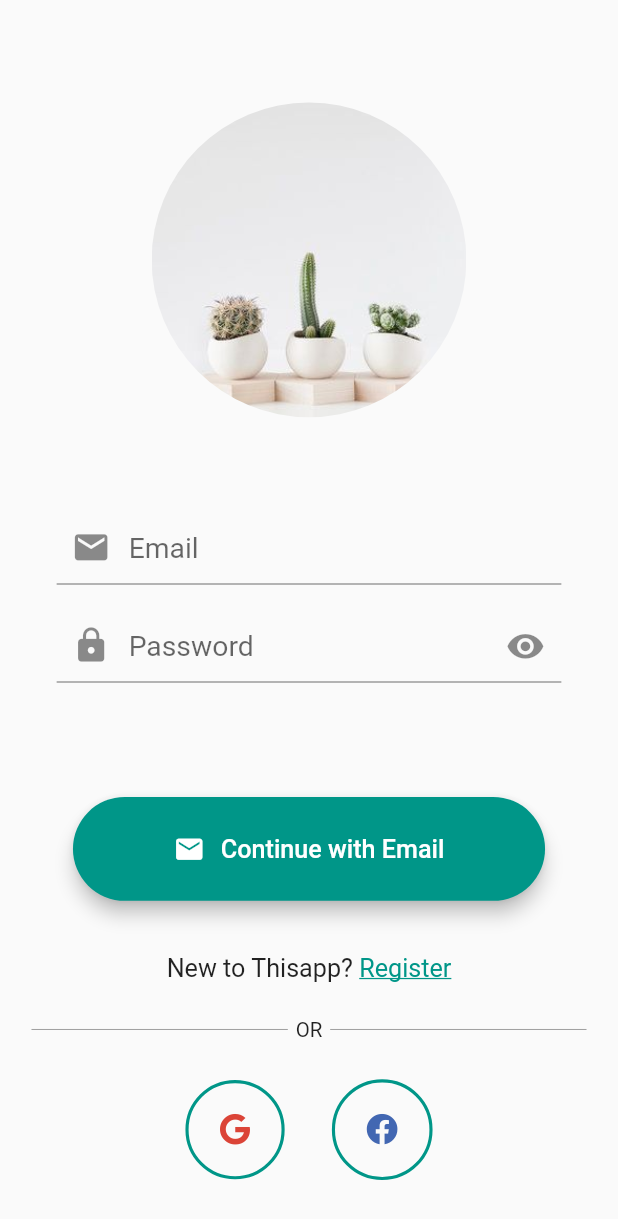
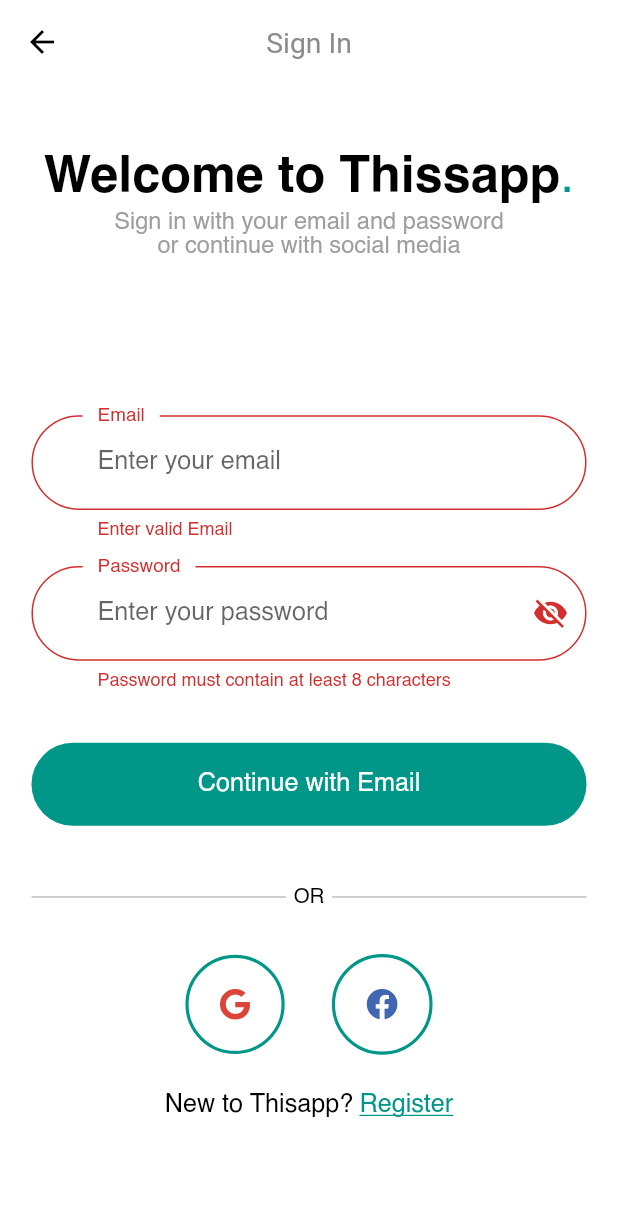
Before and after one commit to gaborvlad13/ExpensesApp, a Flutter app: the LoginScreen screen opened by its route, after a tap on "Continue with Email", on a phone screen of 412 x 824 dp. Shown: the top 1219 px of the screen. Run offline on Flutter 3.47's test engine with Material 2 defaults, Android fonts, the phone set to English and light mode, and no system bars; our stand-ins replace cloud_firestore, device_preview, firebase_auth, firebase_core, flutter_screenutil, font_awesome_flutter; accounts and stored records are empty.

Commit message:
login screen v2 (+improved code)

```diff
--- a/lib/config/palette.dart
+++ b/lib/config/palette.dart
@@ -1,6 +1,8 @@
 import 'package:flutter/material.dart';
 
-class Palette {
-  static const facebookColor = Color.fromRGBO(66, 103, 178, 1);
-  static const googleColor = Color.fromRGBO(219, 68, 55, 1);
-}
+const kPrimaryColor = Colors.teal;
+const kScaffoldBackgroundColor = Colors.white;
+const kAccentColor = Color.fromRGBO(255, 131, 98, 1);
+const kTextColor = Colors.black;
+const kGoogleColor = Color.fromRGBO(219, 68, 55, 1);
+const kFacebookColor = Color.fromRGBO(66, 103, 178, 1);
--- a/lib/screens/getting_started_screen.dart
+++ b/lib/screens/getting_started_screen.dart
@@ -1,6 +1,7 @@
 import 'dart:async';
 
 import 'package:ExpensesApp/screens/login_screen.dart';
+import 'package:ExpensesApp/widgets/default_button.dart';
 import 'package:cloud_firestore/cloud_firestore.dart';
 import 'package:flutter/material.dart';
 import 'package:flutter_screenutil/flutter_screenutil.dart';
@@ -91,24 +92,12 @@
               child: Column(
                 crossAxisAlignment: CrossAxisAlignment.stretch,
                 children: [
-                  FlatButton(
-                    onPressed: () {
+                  DefaultButton(
+                    press: () {
                       Navigator.pushNamed(context, LoginScreen.routeName);
                     },
-                    child: Text(
-                      "Getting Started",
-                      style: TextStyle(fontSize: ScreenUtil().setSp(16)),
-                    ),
-                    shape: RoundedRectangleBorder(
-                      borderRadius: BorderRadius.circular(30),
-                    ),
-                    color: Colors.teal,
-                    textColor: Colors.white,
-                    padding: EdgeInsets.symmetric(
-                      horizontal: ScreenUtil().setWidth(15),
-                      vertical: ScreenUtil().setHeight(15),
-                    ),
-                  )
+                    text: 'Getting started',
+                  ),
                 ],
               ),
             ),
--- a/lib/screens/login_screen.dart
+++ b/lib/screens/login_screen.dart
@@ -1,50 +1,98 @@
+import 'package:ExpensesApp/config/palette.dart';
+import 'package:ExpensesApp/services/auth_service.dart';
 import 'package:flutter/material.dart';
 import 'package:flutter_screenutil/flutter_screenutil.dart';
 import '../widgets/login_screen/account_form.dart';
-import '../widgets/login_screen/login_button.dart';
-import '../widgets/login_screen/login_google_button.dart';
 import '../widgets/login_screen/or_divider.dart';
 import '../widgets/login_screen/social_icon.dart';
 
 class LoginScreen extends StatelessWidget {
   static const routeName = '/login_screen';
-  final GlobalKey<FormState> _formKey = GlobalKey();
+  final AuthService _auth = AuthService();
+
+  Future<void> _submitAuthForm(String email, String password) async {
+    var authResult = await _auth.registerWithEmailAndPassword(email, password);
+    print(authResult);
+  }
+
   @override
   Widget build(BuildContext context) {
-    double leftCornerRadius = MediaQuery.of(context).size.height * 0.5;
-    final height = MediaQuery.of(context).size.height;
-    final width = MediaQuery.of(context).size.width;
     return Scaffold(
-      body: Padding(
-        padding: EdgeInsets.only(
-          top: ScreenUtil().setHeight(50),
-          left: ScreenUtil().setWidth(20),
-          right: ScreenUtil().setWidth(20),
-          bottom: ScreenUtil().setHeight(10),
-        ),
-        child: Column(
-          children: [
-            Container(
-              width: ScreenUtil().setWidth(200),
-              height: ScreenUtil().setHeight(200),
-              decoration: BoxDecoration(
-                shape: BoxShape.circle,
-                image: DecorationImage(
-                  image: AssetImage('assets/images/image1.jpg'),
-                  fit: BoxFit.cover,
+      appBar: AppBar(
+        centerTitle: true,
+        title: Text(
+          'Sign In',
+          style: TextStyle(
+            fontSize: ScreenUtil().setSp(18),
           ),
         ),
       ),
+      body: SafeArea(
+        child: Padding(
+          padding: EdgeInsets.symmetric(
+            horizontal: ScreenUtil().setWidth(20),
+          ),
+          child: SingleChildScrollView(
+            child: Column(
+              children: [
                 SizedBox(
-              height: ScreenUtil().setHeight(30),
+                  height: ScreenUtil().setHeight(40),
                 ),
-            AccountForm(_formKey),
+                Row(
+                  mainAxisAlignment: MainAxisAlignment.center,
+                  children: [
+                    Text(
+                      "Welcome to Thissapp",
+                      style: TextStyle(
+                        fontSize: ScreenUtil().setSp(32),
+                        fontWeight: FontWeight.bold,
+                      ),
+                    ),
+                    Text(
+                      ".",
+                      style: TextStyle(
+                        fontSize: ScreenUtil().setSp(32),
+                        color: kPrimaryColor,
+                      ),
+                    ),
+                  ],
+                ),
                 SizedBox(
-              height: ScreenUtil().setHeight(10),
+                  height: ScreenUtil().setHeight(4),
                 ),
-            LoginButton(),
+                Text(
+                  "Sign in with your email and password\nor continue with social media",
+                  textAlign: TextAlign.center,
+                  style: TextStyle(
+                    fontSize: ScreenUtil().setSp(15),
+                    color: Colors.grey,
+                  ),
+                ),
                 SizedBox(
-              height: ScreenUtil().setHeight(30),
+                  height: ScreenUtil().setHeight(90),
+                ),
+                AccountForm(
+                  _submitAuthForm,
+                ),
+                SizedBox(
+                  height: ScreenUtil().setHeight(35),
+                ),
+                OrDivider(),
+                SizedBox(
+                  height: ScreenUtil().setHeight(25),
+                ),
+                Row(
+                  mainAxisAlignment: MainAxisAlignment.center,
+                  children: [
+                    SocialIcon('google'),
+                    SizedBox(
+                      width: ScreenUtil().setWidth(30),
+                    ),
+                    SocialIcon('facebook'),
+                  ],
+                ),
+                SizedBox(
+                  height: ScreenUtil().setHeight(20),
                 ),
                 Row(
                   mainAxisAlignment: MainAxisAlignment.center,
@@ -63,7 +111,7 @@
                       child: Text(
                         'Register',
                         style: TextStyle(
-                      color: Colors.teal,
+                          color: kPrimaryColor,
                           decoration: TextDecoration.underline,
                           fontSize: ScreenUtil().setSp(16),
                         ),
@@ -71,24 +119,9 @@
                     )
                   ],
                 ),
-            SizedBox(
-              height: ScreenUtil().setHeight(20),
-            ),
-            OrDivider(),
-            SizedBox(
-              height: ScreenUtil().setHeight(20),
-            ),
-            Row(
-              mainAxisAlignment: MainAxisAlignment.center,
-              children: [
-                SocialIcon('google'),
-                SizedBox(
-                  width: ScreenUtil().setWidth(30),
-                ),
-                SocialIcon('facebook'),
               ],
             ),
-          ],
+          ),
         ),
       ),
     );
--- /dev/null
+++ b/lib/services/auth_service.dart
@@ -0,0 +1,17 @@
+import 'package:firebase_auth/firebase_auth.dart';
+
+class AuthService {
+  final FirebaseAuth _auth = FirebaseAuth.instance;
+
+  // register with mail and pass
+  Future registerWithEmailAndPassword(String email, String password) async {
+    try {
+      UserCredential userCredential = await _auth
+          .createUserWithEmailAndPassword(email: email, password: password);
+      return userCredential.user;
+    } catch (e) {
+      print(e.toString());
+      return null;
+    }
+  }
+}
--- /dev/null
+++ b/lib/widgets/default_button.dart
@@ -0,0 +1,36 @@
+import 'package:ExpensesApp/config/palette.dart';
+import 'package:flutter/material.dart';
+import 'package:flutter_screenutil/flutter_screenutil.dart';
+
+class DefaultButton extends StatelessWidget {
+  final Function press;
+  final String text;
+
+  const DefaultButton({
+    Key key,
+    this.press,
+    this.text,
+  }) : super(key: key);
+
+  @override
+  Widget build(BuildContext context) {
+    return SizedBox(
+      width: double.infinity,
+      height: ScreenUtil().setHeight(48),
+      child: FlatButton(
+        shape: RoundedRectangleBorder(
+          borderRadius: BorderRadius.circular(100),
+        ),
+        color: kPrimaryColor,
+        onPressed: press,
+        child: Text(
+          text,
+          style: TextStyle(
+            fontSize: ScreenUtil().setSp(16),
+            color: Colors.white,
+          ),
+        ),
+      ),
+    );
+  }
+}
--- a/lib/widgets/getting_started_screen/slide_dots.dart
+++ b/lib/widgets/getting_started_screen/slide_dots.dart
@@ -1,3 +1,4 @@
+import 'package:ExpensesApp/config/palette.dart';
 import 'package:flutter/material.dart';
 import 'package:flutter_screenutil/screenutil.dart';
 
@@ -19,7 +20,7 @@
         borderRadius: BorderRadius.all(
           Radius.circular(12),
         ),
-        color: _isActive ? Colors.teal : Colors.grey,
+        color: _isActive ? kPrimaryColor : Colors.grey,
       ),
     );
   }
--- a/lib/widgets/getting_started_screen/slide_item.dart
+++ b/lib/widgets/getting_started_screen/slide_item.dart
@@ -1,3 +1,4 @@
+import 'package:ExpensesApp/config/palette.dart';
 import 'package:ExpensesApp/controllers/slider_controller.dart';
 import 'package:flutter/material.dart';
 import 'package:flutter_screenutil/screenutil.dart';
@@ -31,7 +32,7 @@
           sliderController.sliders[index].title,
           style: TextStyle(
             fontSize: ScreenUtil().setSp(22),
-            color: Colors.teal,
+            color: kPrimaryColor,
           ),
         ),
         SizedBox(
--- a/lib/widgets/login_screen/account_form.dart
+++ b/lib/widgets/login_screen/account_form.dart
@@ -1,121 +1,126 @@
+import 'package:ExpensesApp/widgets/default_button.dart';
 import 'package:flutter/material.dart';
 import 'package:flutter_screenutil/flutter_screenutil.dart';
 
 enum AuthMode { Signup, Login }
 
 class AccountForm extends StatefulWidget {
-  final _formKey;
-  AccountForm(this._formKey);
+  final Future<void> Function(String email, String password) _submitForm;
+  AccountForm(
+    this._submitForm,
+  );
   @override
   _AccountFormState createState() => _AccountFormState();
 }
 
 class _AccountFormState extends State<AccountForm> {
-  AuthMode _authMode = AuthMode.Login;
+  final GlobalKey<FormState> _formKey = GlobalKey();
   var _isLoading = false;
+  var _email = '';
+  var _password = '';
 
-  void _switchAuthMode() {
-    if (_authMode == AuthMode.Login) {
-      setState(() {
-        _authMode = AuthMode.Signup;
-      });
-    } else {
-      setState(() {
-        _authMode = AuthMode.Login;
-      });
+  String _validatePassword(String value) {
+    Pattern pattern = r'^(?=.*[a-z])(?=.*[A-Z])(?=.*\d)[a-zA-Z\d]{8,}$';
+    RegExp regex = new RegExp(pattern);
+    if (value.length < 8) return "Password must contain at least 8 characters";
+    if (!regex.hasMatch(value))
+      return 'Password must contain one uppercase letter,\none lowercase letter and a number';
+    else
+      return null;
+  }
+
+  String _validateEmail(String value) {
+    Pattern pattern =
+        r'^(([^<>()[\]\\.,;:\s@\"]+(\.[^<>()[\]\\.,;:\s@\"]+)*)|(\".+\"))@((\[[0-9]{1,3}\.[0-9]{1,3}\.[0-9]{1,3}\.[0-9]{1,3}\])|(([a-zA-Z\-0-9]+\.)+[a-zA-Z]{2,}))$';
+    RegExp regex = new RegExp(pattern);
+    if (!regex.hasMatch(value))
+      return 'Enter valid Email';
+    else
+      return null;
+  }
+
+  Future<void> _trySubmit() async {
+    print('intra');
+    final isValid = _formKey.currentState.validate();
+    FocusScope.of(context).unfocus();
+    if (isValid) {
+      print('intra aici');
+      _formKey.currentState.save();
+      print(_email);
+      await widget._submitForm(_email, _password);
     }
   }
 
   @override
   Widget build(BuildContext context) {
-    return Container(
-      height: _authMode == AuthMode.Signup
-          ? ScreenUtil().setHeight(320)
-          : ScreenUtil().setHeight(170),
-      constraints: BoxConstraints(
-        minHeight: _authMode == AuthMode.Signup
-            ? ScreenUtil().setHeight(320)
-            : ScreenUtil().setHeight(170),
+    print("build account form called");
+    return Form(
+      key: _formKey,
+      child: Column(
+        children: [
+          buildEmailFormField(),
+          SizedBox(
+            height: ScreenUtil().setHeight(15),
+          ),
+          buildPasswordFormField(),
+          SizedBox(
+            height: ScreenUtil().setHeight(30),
+          ),
+          DefaultButton(
+            press: _trySubmit,
+            text: 'Continue with Email',
+          ),
+        ],
       ),
-      width: double.infinity,
-      padding: EdgeInsets.symmetric(
-        horizontal: ScreenUtil().setWidth(16),
-        vertical: ScreenUtil().setHeight(16),
+    );
+  }
+
+  TextFormField buildPasswordFormField() {
+    return TextFormField(
+      onSaved: (newValue) => _password = newValue,
+      decoration: InputDecoration(
+        contentPadding: EdgeInsets.symmetric(
+          horizontal: ScreenUtil().setWidth(42),
+          vertical: ScreenUtil().setHeight(20),
+        ),
+        labelText: 'Password',
+        labelStyle: TextStyle(
+          fontSize: ScreenUtil().setSp(16),
+        ),
+        hintText: 'Enter your password',
+        hintStyle: TextStyle(
+          fontSize: ScreenUtil().setSp(16),
+        ),
+        suffixIcon: Icon(
+          Icons.visibility_off,
+        ),
+        floatingLabelBehavior: FloatingLabelBehavior.always,
       ),
-      child: Form(
-        key: widget._formKey,
-        child: Column(
-          children: [
-            _buildEmailTextForm(),
-            SizedBox(
-              height: ScreenUtil().setHeight(15),
-            ),
-            _buildPasswordTextForm(),
-          ],
+      obscureText: true,
+      validator: _validatePassword,
+    );
+  }
+
+  TextFormField buildEmailFormField() {
+    return TextFormField(
+      onSaved: (newValue) => _email = newValue,
+      keyboardType: TextInputType.emailAddress,
+      validator: _validateEmail,
+      decoration: InputDecoration(
+        contentPadding: EdgeInsets.symmetric(
+          horizontal: ScreenUtil().setWidth(42),
+          vertical: ScreenUtil().setHeight(20),
         ),
+        labelText: 'Email',
+        labelStyle: TextStyle(
+          fontSize: ScreenUtil().setSp(16),
+        ),
+        hintText: 'Enter your email',
+        hintStyle: TextStyle(
+          fontSize: ScreenUtil().setSp(16),
+        ),
+        floatingLabelBehavior: FloatingLabelBehavior.always,
       ),
     );
   }
 }
-
-TextFormField _buildEmailTextForm() {
-  return TextFormField(
-    keyboardType: TextInputType.emailAddress,
-    decoration: InputDecoration(
-      floatingLabelBehavior: FloatingLabelBehavior.always,
-      prefixIcon: Padding(
-        padding: EdgeInsets.only(
-          right: ScreenUtil().setWidth(10),
-          left: ScreenUtil().setWidth(8),
-          bottom: ScreenUtil().setHeight(2),
-          top: ScreenUtil().setHeight(1),
-        ),
-        child: Icon(
-          Icons.email,
-          size: ScreenUtil().setSp(25),
-        ),
-      ),
-      hintText: 'Email',
-      //labelText: 'Email',
-      hintStyle: TextStyle(
-        fontSize: ScreenUtil().setSp(18),
-      ),
-      focusedBorder: UnderlineInputBorder(
-        borderSide: BorderSide(color: Colors.teal),
-      ),
-    ),
-  );
-}
-
-TextFormField _buildPasswordTextForm() {
-  return TextFormField(
-    decoration: InputDecoration(
-      floatingLabelBehavior: FloatingLabelBehavior.always,
-      prefixIcon: Padding(
-        padding: EdgeInsets.only(
-          right: ScreenUtil().setWidth(10),
-          left: ScreenUtil().setWidth(8),
-          bottom: ScreenUtil().setHeight(2),
-          top: ScreenUtil().setHeight(1),
-        ),
-        child: Icon(
-          Icons.lock,
-          size: ScreenUtil().setSp(25),
-        ),
-      ),
-      suffixIcon: Icon(
-        Icons.visibility,
-        size: ScreenUtil().setSp(25),
-      ),
-      hintText: 'Password',
-      //labelText: 'Password',
-      hintStyle: TextStyle(
-        fontSize: ScreenUtil().setSp(18),
-      ),
-      focusedBorder: UnderlineInputBorder(
-        borderSide: BorderSide(color: Colors.teal),
-      ),
-    ),
-    obscureText: true,
-  );
-}
--- a/lib/widgets/login_screen/social_icon.dart
+++ b/lib/widgets/login_screen/social_icon.dart
@@ -16,26 +16,26 @@
         decoration: BoxDecoration(
           border: Border.all(
             width: ScreenUtil().setWidth(2),
-            color: Colors.teal,
+            color: kPrimaryColor,
           ),
           shape: BoxShape.circle,
         ),
         child: _buildIcon(_social));
-  }
   }
 
   FaIcon _buildIcon(_social) {
     if (_social == 'google')
       return FaIcon(
         FontAwesomeIcons.google,
-      color: Palette.googleColor,
+        color: kGoogleColor,
         size: ScreenUtil().setSp(20),
       );
     else if (_social == 'facebook')
       return FaIcon(
         FontAwesomeIcons.facebook,
-      color: Palette.facebookColor,
+        color: kFacebookColor,
         size: ScreenUtil().setSp(20),
       );
     return FaIcon(FontAwesomeIcons.eraser);
   }
+}
```
Also changed, not shown: lib/config/theme.dart (added, +47 -0 lines), lib/main.dart (+5 -9 lines), lib/widgets/login_screen/login_button.dart (+27 -6 lines), lib/widgets/login_screen/login_google_button.dart (deleted, +0 -44 lines), pubspec.yaml (+10 -7 lines), assets/fonts/helvetica/Helvetica-Bold.ttf (added), assets/fonts/helvetica/Helvetica-Light.ttf (added), assets/fonts/helvetica/Helvetica.ttf (added), pubspec.lock. Lines whose indentation alone changed are shown as unchanged.
